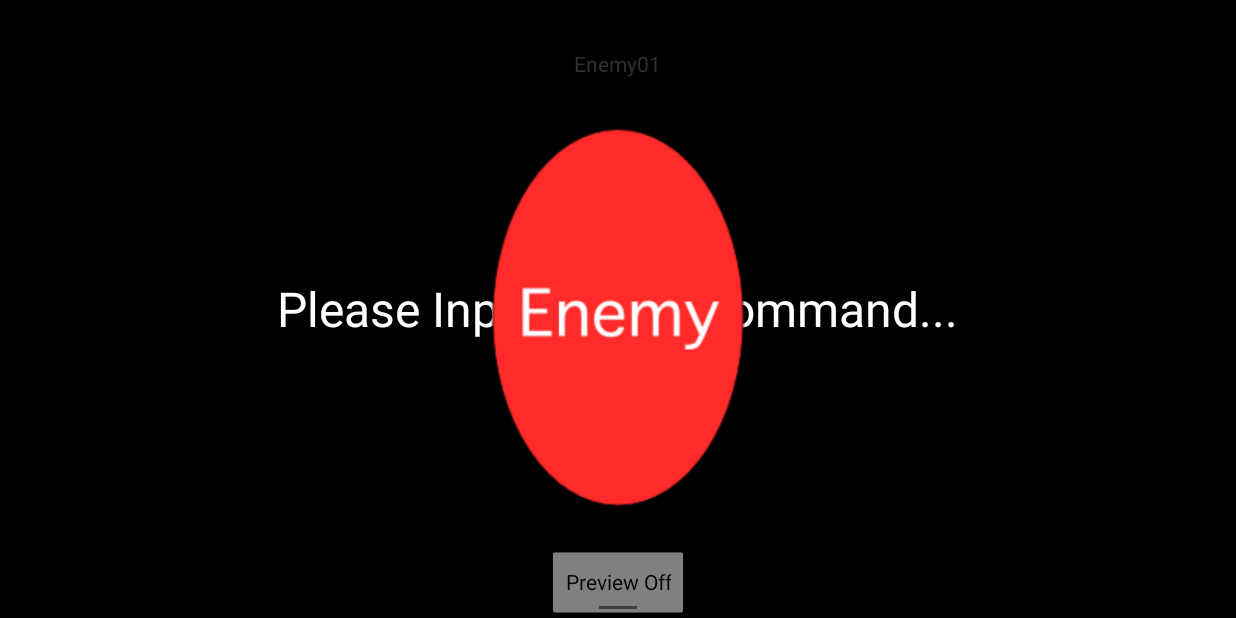
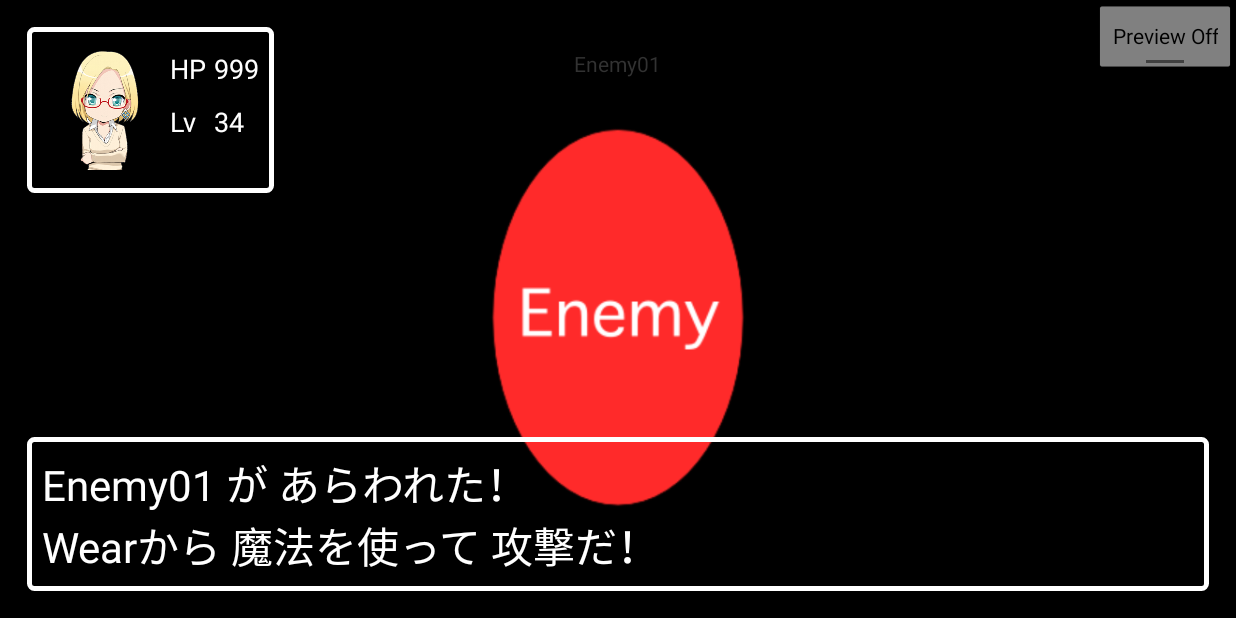
Before and after one commit to egglang/Megusurin, an Android app: the screen it shows after launch (MegusurinActivity), on a phone screen of 824 x 412 dp (held sideways). Run offline under Robolectric (Android 15) with nearby library versions, the light colour scheme and no system bars; 2 statements that could not run were skipped.

Commit message:
Added Message View

```diff
--- a/mobile/src/main/java/ma10/megusurin/EnemyViewFragment.java
+++ b/mobile/src/main/java/ma10/megusurin/EnemyViewFragment.java
@@ -7,6 +7,8 @@ import android.app.Fragment;
 import android.view.LayoutInflater;
 import android.view.View;
 import android.view.ViewGroup;
+import android.view.animation.Animation;
+import android.view.animation.TranslateAnimation;
 import android.widget.ImageView;
 import android.widget.TextView;
 
@@ -18,9 +20,13 @@ import android.os.Handler;
 public class EnemyViewFragment extends Fragment {
 
     public interface OnEnemyEventListener {
+        void onEnemyEncounted(final String enemyName);
+
         void onEnemyDied();
 
         void onEnemyDamaged();
+
+        void onEnemyPrepareAttack(final String enemyName);
 
         void onEnemyAttacked();
     }
@@ -36,6 +42,8 @@ public class EnemyViewFragment extends Fragment {
     private int mEnemyType;
 
     private boolean mPreviewMode;
+
+    private String mEnemyName;
 
     public static EnemyViewFragment newInstance(int enemyType, boolean previewMode) {
         EnemyViewFragment fragment = new EnemyViewFragment();
@@ -102,14 +110,57 @@ public class EnemyViewFragment extends Fragment {
         return v;
     }
 
+    @Override
+    public void onStart() {
+        super.onStart();
+
+        if (mListener != null) {
+            mListener.onEnemyEncounted(mEnemyName);
+        }
+    }
+
     private void setupEnemy() {
         // TODO: check enemy type
         mImageEnemy.setImageResource(R.drawable.enemy);
-        mTextEnemyName.setText("Enemy01");
+        mEnemyName = "Enemy01";
+        mTextEnemyName.setText(mEnemyName);
     }
 
     public void onEnemyDamaged() {
         mHandler.post(mDamagedEffect);
+    }
+
+    public void onEnemyAttack() {
+        mHandler.postDelayed(new Runnable() {
+            @Override
+            public void run() {
+                TranslateAnimation translateAnimation = new TranslateAnimation(0, 0, 20, 0);
+                translateAnimation.setDuration(200);
+                translateAnimation.setRepeatCount(2);
+                translateAnimation.setAnimationListener(new Animation.AnimationListener() {
+                    @Override
+                    public void onAnimationStart(Animation animation) {
+                        if (mListener != null) {
+                            mListener.onEnemyPrepareAttack(mEnemyName);
+                        }
+                    }
+
+                    @Override
+                    public void onAnimationEnd(Animation animation) {
+                        if (mListener != null) {
+                            mListener.onEnemyAttacked();
+                        }
+                    }
+
+                    @Override
+                    public void onAnimationRepeat(Animation animation) {
+
+                    }
+                });
+
+                mImageEnemy.startAnimation(translateAnimation);
+            }
+        }, 1000);
     }
 
     private void showDamagedEffect() {
--- a/mobile/src/main/java/ma10/megusurin/MegusurinActivity.java
+++ b/mobile/src/main/java/ma10/megusurin/MegusurinActivity.java
@@ -10,8 +10,6 @@ import android.util.Log;
 import android.view.View;
 import android.view.ViewGroup;
 import android.widget.CompoundButton;
-import android.widget.TextView;
-import android.widget.Toast;
 import android.app.Fragment;
 import android.widget.ToggleButton;
 
@@ -31,7 +29,8 @@ import java.util.HashSet;
 
 public class MegusurinActivity extends Activity implements GoogleApiClient.ConnectionCallbacks,
         GoogleApiClient.OnConnectionFailedListener, DataApi.DataListener, MessageApi.MessageListener,
-        NodeApi.NodeListener, MagicViewFragment.OnMagicEffectListener, EnemyViewFragment.OnEnemyEventListener {
+        NodeApi.NodeListener, MagicViewFragment.OnMagicEffectListener,
+        EnemyViewFragment.OnEnemyEventListener, MessageViewFragment.OnMessageListener {
 
 
     private static final String TAG = "Megusurin";
@@ -43,10 +42,9 @@ public class MegusurinActivity extends Activity implements GoogleApiClient.Conne
     private static final String MAGIC_FRAGMENT_TAG = "MAGIC_VIEW";
     private static final String CAMERA_FRAGMENT_TAG = "CAMERA_VIEW";
     private static final String ENEMY_FRAGMENT_TAG = "ENEMY_VIEW";
+    private static final String MESSAGE_FRAGMENT_TAG = "MESSAGE_VIEW";
 
     private GoogleApiClient mGoogleApiClient;
-
-    private TextView mTextInputCommand;
 
     private ToggleButton mTogglePreview;
 
@@ -55,6 +53,8 @@ public class MegusurinActivity extends Activity implements GoogleApiClient.Conne
     private ViewGroup mBackGround;
 
     private EnemyViewFragment mEnemyView;
+
+    private MessageViewFragment mMessageView;
 
     @Override
     protected void onCreate(Bundle savedInstanceState) {
@@ -69,11 +69,10 @@ public class MegusurinActivity extends Activity implements GoogleApiClient.Conne
 
         mBackGround = (ViewGroup) findViewById(R.id.main_back);
 
-        mTextInputCommand = (TextView) findViewById(R.id.main_text_inputcommand);
-
         mTogglePreview = (ToggleButton) findViewById(R.id.preview_toggle);
         mTogglePreview.setOnCheckedChangeListener(mOnPreviewToggleChangedListener);
 
+        showMessageView();
         showEnemyView();
     }
 
@@ -117,10 +116,8 @@ public class MegusurinActivity extends Activity implements GoogleApiClient.Conne
                 String path = event.getPath();
                 int magicType = -1;
                 if (PATH_FIRE.equals(path)) {
-                    Toast.makeText(getApplicationContext(), "Fire event received.", Toast.LENGTH_SHORT).show();
                     magicType = MagicViewFragment.MAGIC_TYPE_FIRE;
                 } else if (PATH_THUNDER.equals(path)) {
-                    Toast.makeText(getApplicationContext(), "Thunder event received", Toast.LENGTH_SHORT).show();
                     magicType = MagicViewFragment.MAGIC_TYPE_THUNDER;
                 } else {
                     Log.d(TAG, "Unknown path: " + path);
@@ -128,10 +125,9 @@ public class MegusurinActivity extends Activity implements GoogleApiClient.Conne
 
                 if (magicType != -1) {
                     removeTargetFragment(MAGIC_FRAGMENT_TAG);
-                    Fragment f = MagicViewFragment.newInstance(magicType, mPreviewMode);
+                    Fragment f = MagicViewFragment.newInstance(magicType, true);
                     showTargetFragment(f, R.id.content_holder, MAGIC_FRAGMENT_TAG);
 
-                    mTextInputCommand.setVisibility(View.INVISIBLE);
                     mTogglePreview.setVisibility(View.INVISIBLE);
                 }
             }
@@ -153,17 +149,38 @@ public class MegusurinActivity extends Activity implements GoogleApiClient.Conne
     }
 
     @Override
+    public void onStartMagic(String magic) {
+        StringBuilder sb = new StringBuilder();
+        sb.append("魔法をとなえた!!");
+        sb.append("\n");
+        sb.append("<<" + magic + ">>");
+        mMessageView.setMessage(sb.toString());
+    }
+
+    @Override
     public void onFinishedMagic() {
-        mTextInputCommand.setVisibility(View.VISIBLE);
         mTogglePreview.setVisibility(View.VISIBLE);
         removeTargetFragment(MAGIC_FRAGMENT_TAG);
 
         mEnemyView.onEnemyDamaged();
     }
 
+    private void showMessageView() {
+        FragmentManager fm = getFragmentManager();
+        Fragment f = fm.findFragmentByTag(MESSAGE_FRAGMENT_TAG);
+        if (f == null) {
+            mMessageView = new MessageViewFragment();
+            showTargetFragment(mMessageView, R.id.message_view_holder, MESSAGE_FRAGMENT_TAG);
+        }
+    }
+
     private void showEnemyView() {
-        mEnemyView = EnemyViewFragment.newInstance(0, true);
-        showTargetFragment(mEnemyView, R.id.enemy_view_holder, ENEMY_FRAGMENT_TAG);
+        FragmentManager fm = getFragmentManager();
+        Fragment f = fm.findFragmentByTag(ENEMY_FRAGMENT_TAG);
+        if (f == null) {
+            mEnemyView = EnemyViewFragment.newInstance(0, true);
+            showTargetFragment(mEnemyView, R.id.enemy_view_holder, ENEMY_FRAGMENT_TAG);
+        }
     }
 
     private CompoundButton.OnCheckedChangeListener mOnPreviewToggleChangedListener
@@ -249,18 +266,48 @@ public class MegusurinActivity extends Activity implements GoogleApiClient.Conne
     }
 
     @Override
+    public void onEnemyEncounted(String enemyName) {
+        StringBuilder sb = new StringBuilder();
+        sb.append(enemyName + " が あらわれた！");
+        sb.append("\n");
+        sb.append("Wearから 魔法を使って 攻撃だ！");
+        mMessageView.setMessage(sb.toString());
+
+    }
+
+    @Override
     public void onEnemyDied() {
 
     }
 
     @Override
     public void onEnemyDamaged() {
+        StringBuilder sb = new StringBuilder();
+        sb.append("こうかは ばつぐんだ");
+        sb.append("\n");
+        mMessageView.setMessage(sb.toString());
+        mEnemyView.onEnemyAttack();
+    }
 
+    @Override
+    public void onEnemyPrepareAttack(final String enemyName) {
+        StringBuilder sb = new StringBuilder();
+        sb.append(enemyName + " の 攻撃！");
+        sb.append("\n");
+        mMessageView.setMessage(sb.toString());
     }
 
     @Override
     public void onEnemyAttacked() {
+        mMessageView.showDamageEffect();
+    }
 
+    @Override
+    public void onFinishDamageEffect() {
+        StringBuilder sb = new StringBuilder();
+        sb.append("Wearから 魔法を使って 攻撃だ！");
+        sb.append("\n");
+        mMessageView.setMessage(sb.toString());
     }
 
     private class Task extends AsyncTask<Void, Void, Void> {
@@ -281,7 +328,6 @@ public class MegusurinActivity extends Activity implements GoogleApiClient.Conne
         @Override
         protected void onPostExecute(Void aVoid) {
             super.onPostExecute(aVoid);
-            Toast.makeText(getApplicationContext(), "Generating RPC:" + path + " is called.", Toast.LENGTH_SHORT).show();
 
             if (path.equals(PATH_STOP_APP)) {
                 removeWearListener();
--- /dev/null
+++ b/mobile/src/main/java/ma10/megusurin/MessageViewFragment.java
@@ -0,0 +1,119 @@
+package ma10.megusurin;
+
+
+
+import android.app.Activity;
+import android.os.Bundle;
+import android.os.Handler;
+import android.app.Fragment;
+import android.view.LayoutInflater;
+import android.view.View;
+import android.view.ViewGroup;
+import android.view.animation.Animation;
+import android.view.animation.TranslateAnimation;
+import android.widget.ImageView;
+import android.widget.TextView;
+
+
+/**
+ * Message and Status View Fragment
+ *
+ */
+public class MessageViewFragment extends Fragment {
+
+    public interface OnMessageListener {
+        void onFinishDamageEffect();
+    }
+
+    private OnMessageListener mListener;
+
+    public MessageViewFragment() {
+    }
+
+    @Override
+    public void onCreate(Bundle savedInstanceState) {
+        super.onCreate(savedInstanceState);
+
+        mHandler = new Handler();
+    }
+
+    @Override
+    public void onAttach(Activity activity) {
+        super.onAttach(activity);
+
+        if (activity instanceof OnMessageListener) {
+            mListener = (OnMessageListener) activity;
+        }
+    }
+
+    @Override
+    public void onDetach() {
+        super.onDetach();
+        mListener = null;
+    }
+
+    private Handler mHandler;
+
+    private ViewGroup mViewRoot;
+
+    private TextView mTextHp;
+
+    private TextView mTextLv;
+
+    private ImageView mImageChar;
+
+    private TextView mTextMessage;
+
+    @Override
+    public View onCreateView(LayoutInflater inflater, ViewGroup container,
+                             Bundle savedInstanceState) {
+        // Inflate the layout for this fragment
+        View v = inflater.inflate(R.layout.fragment_message_view, container, false);
+
+        mViewRoot = (ViewGroup) v.findViewById(R.id.message_root);
+
+        mImageChar = (ImageView) v.findViewById(R.id.message_image_char);
+        mImageChar.setImageResource(R.drawable.char_claudia);
+
+        mTextHp = (TextView) v.findViewById(R.id.message_text_hp);
+        mTextLv = (TextView) v.findViewById(R.id.message_text_lv);
+        mTextMessage = (TextView) v.findViewById(R.id.message_text_msg);
+
+        return v;
+    }
+
+    public void setMessage(String message) {
+        mTextMessage.setText(message);
+    }
+
+    public void showDamageEffect() {
+        TranslateAnimation translateAnimation = new TranslateAnimation(0, 75, 0, 0);
+        translateAnimation.setDuration(200);
+        translateAnimation.setRepeatCount(2);
+        translateAnimation.setAnimationListener(new Animation.AnimationListener() {
+            @Override
+            public void onAnimationStart(Animation animation) {
+
+            }
+
+            @Override
+            public void onAnimationEnd(Animation animation) {
+                mHandler.postDelayed(new Runnable() {
+                    @Override
+                    public void run() {
+                        if (mListener != null) {
+                            mListener.onFinishDamageEffect();
+                        }
+                    }
+                }, 1000);
+            }
+
+            @Override
+            public void onAnimationRepeat(Animation animation) {
+
+            }
+        });
+
+        mViewRoot.startAnimation(translateAnimation);
+    }
+}
--- /dev/null
+++ b/mobile/src/main/res/drawable/message_back.xml
@@ -0,0 +1,11 @@
+<?xml version="1.0" encoding="utf-8"?>
+
+<shape xmlns:android="http://schemas.android.com/apk/res/android">
+    <corners android:radius="3dp" />
+    <stroke android:color="#FFF"
+        android:width="3dp"/>
+    <padding android:bottom="10dp"
+             android:left="10dp"
+             android:right="10dp"
+             android:top="10dp" />
+</shape>
--- a/mobile/src/main/res/layout/activity_megusurin.xml
+++ b/mobile/src/main/res/layout/activity_megusurin.xml
@@ -17,16 +17,7 @@
         android:layout_height="wrap_content"
         android:textOff="@string/preview_off"
         android:textOn="@string/preview_on"
-        android:layout_gravity="bottom|center_horizontal"/>
-
-    <TextView
-        android:id="@+id/main_text_inputcommand"
-        android:layout_width="wrap_content"
-        android:layout_height="wrap_content"
-        android:text="@string/input_command"
-        android:textColor="#FFF"
-        android:layout_gravity="center"
-        android:textSize="32sp"/>
+        android:layout_gravity="top|right"/>
 
     <FrameLayout
         android:id="@+id/enemy_view_holder"
@@ -40,4 +31,10 @@
         android:layout_height="match_parent"
         android:background="@android:color/transparent"/>
 
+    <FrameLayout
+        android:id="@+id/message_view_holder"
+        android:layout_width="match_parent"
+        android:layout_height="match_parent"
+        android:background="@android:color/transparent"/>
+
 </FrameLayout>
--- /dev/null
+++ b/mobile/src/main/res/layout/fragment_message_view.xml
@@ -0,0 +1,85 @@
+<RelativeLayout xmlns:android="http://schemas.android.com/apk/res/android"
+    xmlns:tools="http://schemas.android.com/tools"
+    android:id="@+id/message_root"
+    android:layout_width="match_parent"
+    android:layout_height="match_parent"
+    android:background="@android:color/transparent"
+    tools:context="ma10.megusurin.MessageViewFragment">
+
+    <GridLayout
+        android:layout_width="wrap_content"
+        android:layout_height="wrap_content"
+        android:background="@drawable/message_back"
+        android:layout_margin="18dp"
+        android:columnCount="3"
+        android:rowCount="2"
+        android:alignmentMode="alignBounds">
+
+        <ImageView
+            android:id="@+id/message_image_char"
+            android:layout_width="80dp"
+            android:layout_height="80dp"
+            android:layout_rowSpan="2"
+            />
+
+        <TextView
+            android:layout_width="wrap_content"
+            android:layout_height="wrap_content"
+            android:text="HP"
+            android:layout_column="1"
+            android:layout_row="0"
+            android:textSize="18sp"
+            android:textColor="#FFF"
+            android:layout_margin="5dp"
+            />
+
+        <TextView
+            android:id="@+id/message_text_hp"
+            android:layout_width="wrap_content"
+            android:layout_height="wrap_content"
+            android:text="999"
+            android:layout_column="2"
+            android:layout_row="0"
+            android:textSize="18sp"
+            android:textColor="#FFF"
+            />
+
+        <TextView
+            android:layout_width="wrap_content"
+            android:layout_height="wrap_content"
+            android:text="Lv"
+            android:layout_column="1"
+            android:layout_row="1"
+            android:textSize="18sp"
+            android:textColor="#FFF"
+            android:layout_margin="5dp"
+            />
+
+        <TextView
+            android:id="@+id/message_text_lv"
+            android:layout_width="wrap_content"
+            android:layout_height="wrap_content"
+            android:text="34"
+            android:layout_column="2"
+            android:layout_row="1"
+            android:textSize="18sp"
+            android:textColor="#FFF"
+            />
+
+    </GridLayout>
+
+
+    <TextView
+        android:id="@+id/message_text_msg"
+        android:layout_width="match_parent"
+        android:layout_height="wrap_content"
+        android:background="@drawable/message_back"
+        android:text="@string/input_command"
+        android:textSize="28sp"
+        android:layout_margin="18dp"
+        android:textColor="#FFF"
+        android:layout_alignParentBottom="true"
+        android:layout_alignParentLeft="true"
+        android:layout_alignParentStart="true"/>
+
+</RelativeLayout>
```
Also changed, not shown: mobile/src/main/java/ma10/megusurin/MagicViewFragment.java (+16 -5 lines), mobile/src/main/res/drawable/char_claudia.png (added).
